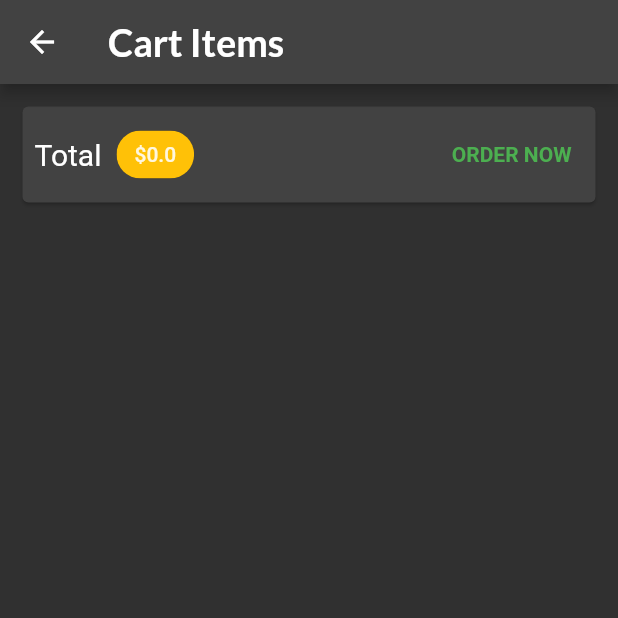
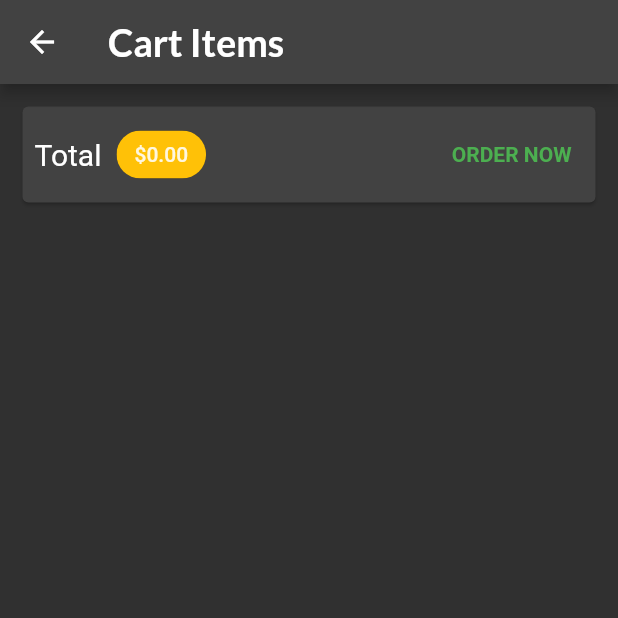
Before and after one commit to omnrohr/flutterSimpleShop, a Flutter app: the CartView screen opened by its route, after a tap on "ORDER NOW", on a phone screen of 412 x 824 dp, the top half of it. Run offline on Flutter 3.47's test engine with Material 2 defaults, Android fonts, the phone set to English and light mode, and no system bars; network calls fail.

Commit message:
Adding orders,

```diff
--- a/lib/main.dart
+++ b/lib/main.dart
@@ -1,10 +1,12 @@
 import 'package:flutter/material.dart';
+import 'package:myapp/pages/orders_view.dart';
 import '../providers/provider_products.dart';
 import 'package:provider/provider.dart';
 
 import './pages/products_overview.dart';
 import './pages/cart.dart';
 import './models/cart.dart';
+import './models/order.dart';
 
 void main() => runApp(MyApp());
 
@@ -19,8 +21,9 @@ class MyApp extends StatelessWidget {
         ),
         ChangeNotifierProvider(
           create: (_) => Cart(),
-        )
+        ),
         // value: ProviderProduct(),
+        ChangeNotifierProvider(create: (_) => Orders()),
       ],
       child: MaterialApp(
         title: 'Flutter Demo',
@@ -35,6 +38,7 @@ class MyApp extends StatelessWidget {
           ProductsOverview.productsOverviewRout: (context) =>
               ProductsOverview(),
           CartView.cartRout: (context) => CartView(),
+          Orders.ordersRout: (context) => OrdersView(),
         },
       ),
     );
--- a/lib/models/cart.dart
+++ b/lib/models/cart.dart
@@ -62,4 +62,9 @@ class Cart with ChangeNotifier {
     });
     notifyListeners();
   }
+
+  void clear() {
+    _mapItems = {};
+    notifyListeners();
+  }
 }
--- /dev/null
+++ b/lib/models/order.dart
@@ -0,0 +1,33 @@
+import 'package:flutter/material.dart';
+import 'package:provider/provider.dart';
+import 'cart.dart';
+
+class OrderItem {
+  String id;
+  double amount;
+  List<CartItem> items;
+  DateTime dateTime;
+
+  OrderItem({this.id, this.amount, this.items, this.dateTime});
+}
+
+class Orders with ChangeNotifier {
+  static const ordersRout = '/orders';
+  List<OrderItem> orderItems = [];
+
+  List<OrderItem> get orders {
+    return [...orderItems];
+  }
+
+  void addOrder(List<CartItem> items, double total) {
+    orderItems.insert(
+      0,
+      OrderItem(
+          id: DateTime.now().toString(),
+          amount: total,
+          items: items,
+          dateTime: DateTime.now()),
+    );
+    notifyListeners();
+  }
+}
--- a/lib/pages/cart.dart
+++ b/lib/pages/cart.dart
@@ -3,6 +3,7 @@ import 'package:provider/provider.dart';
 
 import '../widgets/cart_items.dart';
 import '../models/cart.dart' show Cart;
+import '../models/order.dart';
 
 class CartView extends StatelessWidget {
   static const cartRout = '/cart';
@@ -31,13 +32,17 @@ class CartView extends StatelessWidget {
                 ),
                 Chip(
                   label: Text(
-                    '\$${cart.total}',
+                    '\$${cart.total.toStringAsFixed(2)}',
                   ),
                   backgroundColor: Colors.amber,
                 ),
                 Spacer(),
                 TextButton(
-                  onPressed: () {},
+                  onPressed: () {
+                    Provider.of<Orders>(context, listen: false)
+                        .addOrder(cart.mapItems.values.toList(), cart.total);
+                    cart.clear();
+                  },
                   child: Text(
                     'ORDER NOW',
                     style: TextStyle(
--- /dev/null
+++ b/lib/pages/orders_view.dart
@@ -0,0 +1,20 @@
+import 'package:flutter/material.dart';
+import 'package:provider/provider.dart';
+
+import '../models/order.dart';
+import '../widgets/order_item.dart' as order_widget;
+import '../widgets/app_drawer.dart';
+
+class OrdersView extends StatelessWidget {
+  @override
+  Widget build(BuildContext context) {
+    final orders = Provider.of<Orders>(context);
+    return Scaffold(
+        appBar: AppBar(title: const Text('Your Orders')),
+        drawer: AppDrawer(),
+        body: ListView.builder(
+          itemCount: orders.orderItems.length,
+          itemBuilder: (_, i) => order_widget.OrderItem(orders.orderItems[i]),
+        ));
+  }
+}
--- a/lib/pages/products_overview.dart
+++ b/lib/pages/products_overview.dart
@@ -1,7 +1,8 @@
 import 'package:flutter/material.dart';
-import 'package:myapp/pages/cart.dart';
 import 'package:provider/provider.dart';
 
+import '../pages/cart.dart';
+import '../widgets/app_drawer.dart';
 import '../models/product.dart';
 import '../widgets/products_grid.dart';
 import '../widgets/badge.dart';
@@ -64,6 +65,7 @@ class _ProductsOverviewState extends State<ProductsOverview> {
         ],
         title: Text('My Shop'),
       ),
+      drawer: AppDrawer(),
       body: ProductsGrid(_onlyFavorites),
     );
   }
--- /dev/null
+++ b/lib/widgets/order_item.dart
@@ -0,0 +1,63 @@
+import 'package:flutter/material.dart';
+import 'package:intl/intl.dart';
+import 'dart:math';
+
+import '../models/order.dart' as order_model;
+
+class OrderItem extends StatefulWidget {
+  final order_model.OrderItem order;
+  OrderItem(this.order);
+
+  @override
+  State<OrderItem> createState() => _OrderItemState();
+}
+
+class _OrderItemState extends State<OrderItem> {
+  var _withDetails = false;
+  @override
+  Widget build(BuildContext context) {
+    return Card(
+      margin: EdgeInsets.all(10),
+      child: Column(
+        children: [
+          ListTile(
+            title: Text('\$${widget.order.amount}'),
+            subtitle: Text(
+                DateFormat('dd/MM/yyyy hh:mm').format(widget.order.dateTime)),
+            trailing: IconButton(
+                icon:
+                    Icon(_withDetails ? Icons.expand_less : Icons.expand_more),
+                onPressed: () {
+                  setState(() {
+                    _withDetails = !_withDetails;
+                  });
+                }),
+          ),
+          if (_withDetails)
+            Container(
+              height: min(widget.order.items.length * 20.0 + 35, 100),
+              child: ListView(
+                children: widget.order.items
+                    .map((e) => Padding(
+                          padding:
+                              EdgeInsets.symmetric(horizontal: 15, vertical: 5),
+                          child: Row(
+                            mainAxisAlignment: MainAxisAlignment.spaceBetween,
+                            children: [
+                              Text(
+                                e.title,
+                                style: TextStyle(fontSize: 20),
+                              ),
+                              Text('${e.quantity}x \$${e.price}',
+                                  style: TextStyle(fontSize: 16)),
+                            ],
+                          ),
+                        ))
+                    .toList(),
+              ),
+            ),
+        ],
+      ),
+    );
+  }
+}
--- a/pubspec.yaml
+++ b/pubspec.yaml
@@ -34,6 +34,7 @@ dependencies:
   # The following adds the Cupertino Icons font to your application.
   # Use with the CupertinoIcons class for iOS style icons.
   cupertino_icons: ^1.0.2
+  intl: ^0.17.0
 
 dev_dependencies:
   flutter_test:
```
Also changed, not shown: lib/pages/single_product_details.dart (+27 -7 lines), lib/widgets/app_drawer.dart (added, +35 -0 lines), pubspec.lock.
